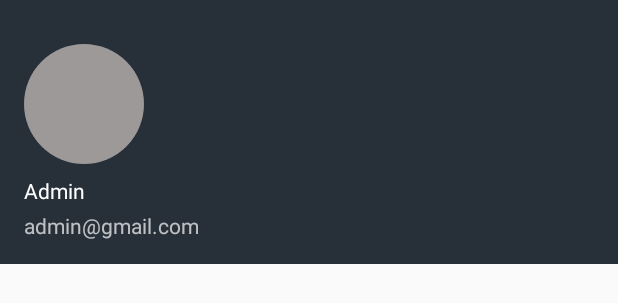
After one commit to naufalakbar12/AppNews, an Android app: the layout navigation_header.xml on its own in the app's theme, with its tools: preview values and no code run, on a phone screen of 412 x 824 dp. The commit adds this screen. Shown: the top 303 px of the screen. Run offline under Robolectric (Android 15) with nearby library versions, the phone set to English and light mode, and no system bars.

Commit message:
Lots of change Done

```diff
--- a/app/build.gradle
+++ b/app/build.gradle
@@ -48,4 +48,9 @@ dependencies {
     implementation 'com.squareup.retrofit2:converter-gson:2.9.0'
     implementation 'org.jetbrains.kotlinx:kotlinx-coroutines-android:1.5.2'
     implementation 'org.jetbrains.kotlinx:kotlinx-coroutines-core:1.5.2'
+
+    implementation 'com.google.android.material:material:1.1.0'
+    implementation 'androidx.navigation:navigation-fragment-ktx:2.3.0'
+    implementation 'androidx.navigation:navigation-ui-ktx:2.3.0'
+    implementation 'de.hdodenhof:circleimageview:3.0.0'
 }
--- a/app/src/main/java/com/example/appnews/CreateNews.kt
+++ b/app/src/main/java/com/example/appnews/CreateNews.kt
@@ -7,7 +7,7 @@ import com.example.appnews.API.NewsAPI
 
 class CreateNews : AppCompatActivity() {
 
-    val apiKey = ""
+    val apiKey = "eyJhbGciOiJIUzI1NiIsInR5cCI6IkpXVCJ9.eyJpc3MiOiJzdXBhYmFzZSIsInJlZiI6Imt2dW50c3RvY3Z0Y3pyanJmaXJnIiwicm9sZSI6ImFub24iLCJpYXQiOjE2NzA5MTUxNTUsImV4cCI6MTk4NjQ5MTE1NX0.dNC2zK9GYo5lIpmqEWPg4lz1rB3YqW7_qqRJiIRTnY0"
     val token = "Bearer $apiKey"
 
     val NewsAPI = RetrofitHelper.getInstance().create(NewsAPI::class.java)
--- a/app/src/main/java/com/example/appnews/SecondActivity.kt
+++ b/app/src/main/java/com/example/appnews/SecondActivity.kt
@@ -16,7 +16,7 @@ class SecondActivity : AppCompatActivity() {
     lateinit var etMenuTop: LinearLayout
     lateinit var daftarberita: RecyclerView
 
-    val apiKey = ""
+    val apiKey = "eyJhbGciOiJIUzI1NiIsInR5cCI6IkpXVCJ9.eyJpc3MiOiJzdXBhYmFzZSIsInJlZiI6Imt2dW50c3RvY3Z0Y3pyanJmaXJnIiwicm9sZSI6ImFub24iLCJpYXQiOjE2NzA5MTUxNTUsImV4cCI6MTk4NjQ5MTE1NX0.dNC2zK9GYo5lIpmqEWPg4lz1rB3YqW7_qqRJiIRTnY0"
     val token = "Bearer $apiKey"
 
     var items = ArrayList<com.example.appnews.Model>()
@@ -25,6 +25,7 @@ class SecondActivity : AppCompatActivity() {
     override fun onCreate(savedInstanceState: Bundle?) {
         super.onCreate(savedInstanceState)
         setContentView(R.layout.activity_second)
+        supportActionBar?.hide()
 
         etText = findViewById(R.id.judul)
         etMenuTop = findViewById(R.id.lay_MenuTop)
--- /dev/null
+++ b/app/src/main/res/drawable/ic_logout.xml
@@ -0,0 +1,5 @@
+<vector android:autoMirrored="true" android:height="24dp"
+    android:tint="#000000" android:viewportHeight="24"
+    android:viewportWidth="24" android:width="24dp" xmlns:android="http://schemas.android.com/apk/res/android">
+    <path android:fillColor="@android:color/white" android:pathData="M17,7l-1.41,1.41L18.17,11H8v2h10.17l-2.58,2.58L17,17l5,-5zM4,5h8V3H4c-1.1,0 -2,0.9 -2,2v14c0,1.1 0.9,2 2,2h8v-2H4V5z"/>
+</vector>
--- /dev/null
+++ b/app/src/main/res/layout/navigation_header.xml
@@ -0,0 +1,40 @@
+<?xml version="1.0" encoding="utf-8"?>
+<androidx.constraintlayout.widget.ConstraintLayout xmlns:android="http://schemas.android.com/apk/res/android"
+    xmlns:app="http://schemas.android.com/apk/res-auto"
+    xmlns:tools="http://schemas.android.com/tools"
+    android:layout_width="match_parent"
+    android:layout_height="176dp"
+    android:background="@color/dark_grey"
+    android:padding="16dp"
+    android:theme="@style/ThemeOverlay.AppCompat.Dark">
+
+    "
+
+    <de.hdodenhof.circleimageview.CircleImageView
+        android:id="@+id/nav_profile"
+        android:layout_width="80dp"
+        android:layout_height="80dp"
+        android:layout_marginBottom="8dp"
+        android:src="@color/grey"
+        app:layout_constraintBottom_toTopOf="@+id/textView2"
+        app:layout_constraintStart_toStartOf="parent" />
+
+    <TextView
+        android:id="@+id/textView"
+        android:layout_width="wrap_content"
+        android:layout_height="wrap_content"
+        android:text="admin@gmail.com"
+        app:layout_constraintBottom_toBottomOf="parent"
+        app:layout_constraintStart_toStartOf="parent" />
+
+    <TextView
+        android:id="@+id/textView2"
+        android:layout_width="wrap_content"
+        android:layout_height="wrap_content"
+        android:layout_marginBottom="4dp"
+        android:text="Admin"
+        android:textAppearance="@style/TextAppearance.AppCompat.Body1"
+        app:layout_constraintBottom_toTopOf="@+id/textView"
+        app:layout_constraintStart_toStartOf="parent" />
+
+</androidx.constraintlayout.widget.ConstraintLayout>
--- a/app/src/main/res/values/strings.xml
+++ b/app/src/main/res/values/strings.xml
@@ -19,5 +19,7 @@
     <string name="login">Login</string>
     <string name="password">Password</string>
     <string name="email">Email</string>
+    <string name="navigation_drawer_open">Open Navigation Drawer</string>
+    <string name="navigation_drawer_close">Close Navigation Drawer</string>
 
 </resources>
--- a/app/src/main/res/values/styles.xml
+++ b/app/src/main/res/values/styles.xml
@@ -1,10 +1,11 @@
 <resources>
     <!-- Base application theme. -->
-    <style name="Theme.AppNews" parent="Theme.AppCompat.Light.DarkActionBar">
+    <style name="Theme.AppNews" parent="Theme.AppCompat.Light.NoActionBar">
         <!-- Customize your theme here. -->
         <item name="colorPrimary">@color/colorPrimary</item>
         <item name="colorPrimaryDark">@color/colorPrimaryDark</item>
         <item name="colorAccent">@color/colorAccent</item>
+        <item name="android:windowTranslucentStatus">true</item>
     </style>
 
 </resources>
```
Also changed, not shown: app/src/main/AndroidManifest.xml (+11 -4 lines), app/src/main/res/menu/navigation_menu.xml (added, +18 -0 lines).
